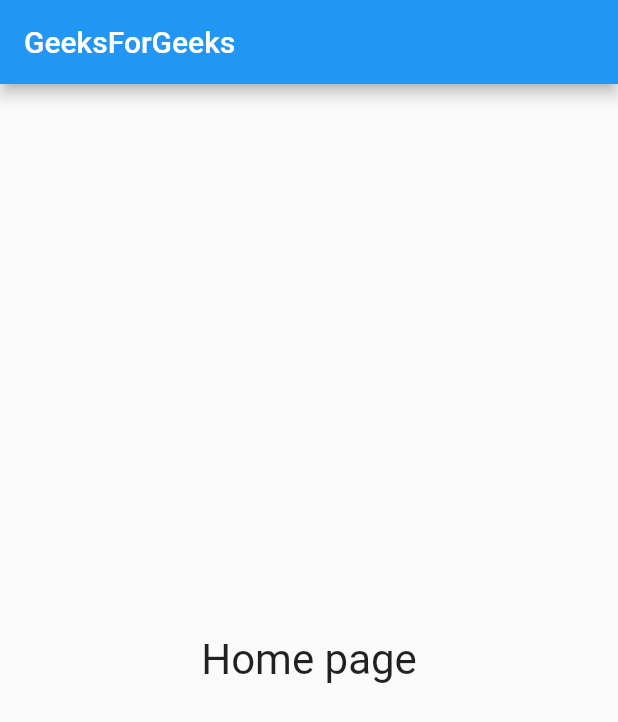
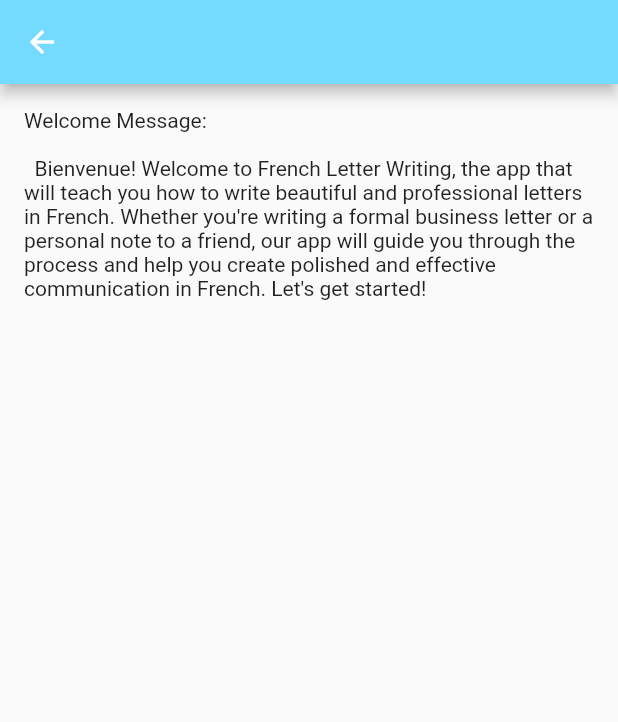
Before and after one commit to Bonnahjohn/french, a Flutter app: the Home screen opened directly, on a phone screen of 412 x 824 dp. Shown: the top 722 px of the screen. Run offline on Flutter 3.47's test engine with Material 2 defaults, Android fonts, the phone set to English and light mode, and no system bars.

Commit message:
welcome message is provided for the home page

```diff
--- /dev/null
+++ b/lib/screens/config.dart
@@ -0,0 +1,6 @@
+//mmmmmmmmmmmmmmmmmmmmm Home screen salutation mmmmmmmmmmmmmmmm
+
+// ignore_for_file: non_constant_identifier_names
+
+String Welcome =
+    "Welcome Message: \n \n  Bienvenue! Welcome to French Letter Writing, the app that will teach you how to write beautiful and professional letters in French. Whether you're writing a formal business letter or a personal note to a friend, our app will guide you through the process and help you create polished and effective communication in French. Let's get started!";
--- a/lib/screens/splas.dart
+++ b/lib/screens/splash.dart
@@ -1,7 +1,9 @@
-// ignore_for_file: prefer_const_constructors, avoid_unnecessary_containers
+// ignore_for_file: prefer_const_constructors, avoid_unnecessary_containers, unused_import
 
 import 'dart:async';
 import 'package:flutter/material.dart';
+import 'package:french/screens/config.dart';
+import 'package:french/main.dart';
 
 class Splash extends StatefulWidget {
   const Splash({super.key});
@@ -16,7 +18,7 @@ class _SplashState extends State<Splash> {
     super.initState();
     Timer(Duration(seconds: 3), () {
       Navigator.pushReplacement(
-          context, MaterialPageRoute(builder: ((context) => Home())));
+          context, MaterialPageRoute(builder: ((context) => MyApp())));
     });
   }
 
@@ -46,12 +48,22 @@ class _HomeState extends State<Home> {
   @override
   Widget build(BuildContext context) {
     return Scaffold(
-      appBar: AppBar(title: Text("GeeksForGeeks")),
-      body: Center(
-          child: Text(
-        "Home page",
-        textScaleFactor: 2,
-      )),
-    );
+        appBar: AppBar(
+          backgroundColor: Color.fromRGBO(117, 218, 255, 1),
+        ),
+        body: SafeArea(
+            child: SingleChildScrollView(
+          child: Padding(
+            padding: EdgeInsets.all(16.0),
+            child: Column(
+              children: [
+                Text(
+                  Welcome,
+                  style: Theme.of(context).textTheme.bodyMedium,
+                )
+              ],
+            ),
+          ),
+        )));
   }
 }
```
Also changed, not shown: lib/main.dart (+23 -7 lines), assets/fonts/Roboto-Bold.ttf (added), assets/fonts/Roboto-Regular.ttf (added).
